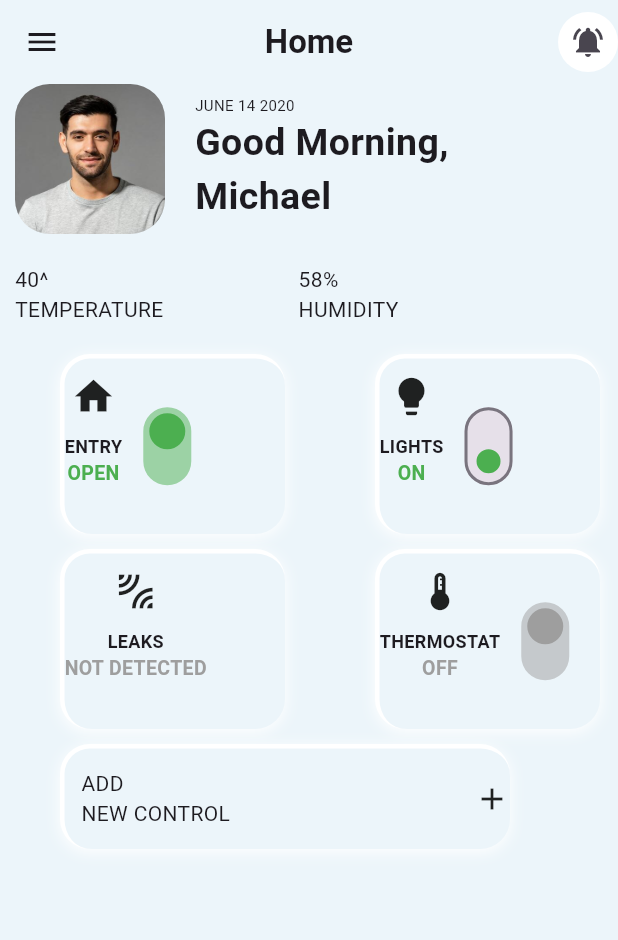
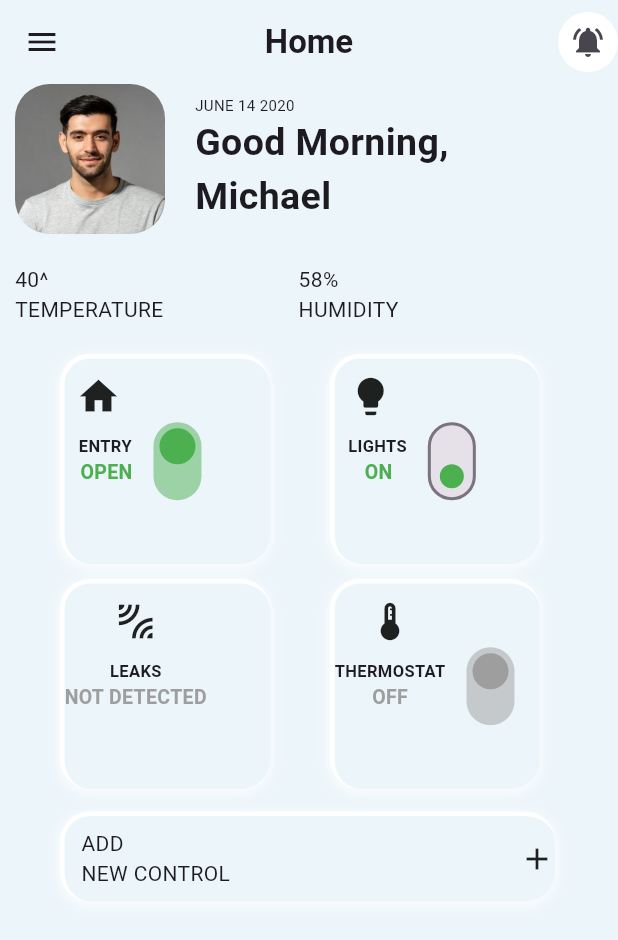
Before and after one commit to akhilapg/Design1, a Flutter app: the SecondScreen screen opened directly, on a phone screen of 412 x 824 dp. Shown: the top 940 px of the screen. Run offline on Flutter 3.47's test engine with Material 3 defaults, Android fonts, the phone set to English and light mode, and no system bars.

Commit message:
changed containers alignments

```diff
--- a/lib/second_page.dart
+++ b/lib/second_page.dart
@@ -5,6 +5,9 @@ class SecondScreen extends StatelessWidget {
 
   @override
   Widget build(BuildContext context) {
+    // final mediaQuery = MediaQuery.of(context);
+    // final screenWidth = MediaQuery.size.width;
+    // final screenHeight = MediaQuery.size.height;
     return Scaffold(
       backgroundColor: Color(0xFFecf5fa),
       appBar: AppBar(
@@ -23,6 +26,8 @@ class SecondScreen extends StatelessWidget {
         centerTitle: true,
         actions: [
           Container(
+            // width: screenWidth * 0.8,
+            // height: screenHeight * 0.3,
             width: 40,
             height: 40,
             decoration: BoxDecoration(
@@ -89,17 +94,17 @@ class SecondScreen extends StatelessWidget {
                   // SizedBox(width: 10),
                   secondIconContainer(
                     Icons.home,
-                    "ENTRY",
-                    "OPEN",
+                    "   ENTRY",
+                    "   OPEN",
                     true,
                     true,
                     Colors.green,1
                   ),
-                  SizedBox(width: 20),
+                  // SizedBox(width: 20),
                   secondIconContainer(
                     Icons.lightbulb,
-                    "LIGHTS",
-                    "ON",
+                    "   LIGHTS",
+                    "   ON",
                     true,
                     false,
                     Colors.green,1
@@ -117,7 +122,7 @@ class SecondScreen extends StatelessWidget {
                       false,
                       Colors.grey,2
                   ),
-                  SizedBox(width: 20),
+                  // SizedBox(width: 20),
                   secondIconContainer(
                       Icons.device_thermostat,
                       "THERMOSTAT",
@@ -128,11 +133,11 @@ class SecondScreen extends StatelessWidget {
                   ),
                 ],
               ),
-              SizedBox(height: 10),
+              SizedBox(height: 15),
 
               Container(
-                width: 300,
-                height: 70,
+                width: 330,
+                height: 60,
                 margin: EdgeInsets.only(left: 40),
                 decoration: BoxDecoration(
                   borderRadius: BorderRadius.circular(20),
@@ -160,9 +165,6 @@ class SecondScreen extends StatelessWidget {
               ),
             ],
           ),
-
-
-
         ],
       ),
     );
@@ -185,8 +187,9 @@ Widget secondIconContainer(
           SizedBox(width: 40),
           Container(
             //container design
-            width: 150,
-            height: 120,
+            width: 140,
+            height: 140,
+            alignment:Alignment(0.0, 0.0),
             decoration: BoxDecoration(
               color: Color(0xFFecf5fa),
               border: Border(
@@ -214,7 +217,7 @@ Widget secondIconContainer(
                       text,
                       style: TextStyle(
                         fontWeight: FontWeight.bold,
-                        fontSize: 12,
+                        fontSize: 11,
                       ),
                     ),
                     Text(
```
Also changed, not shown: pubspec.lock.
